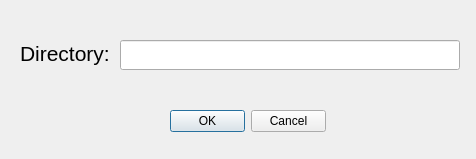
Above: __QtFiles__/directoryDialog_v001.ui from zackthomas1/NukeFileManager before the change. Below: the same form after it.
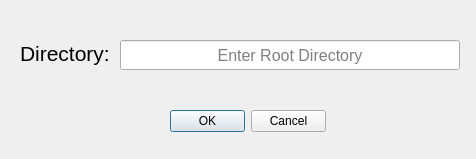
That is the form after the change.

Commit message: setting up directory dialog window

Diff of the .ui file:
```diff
--- a/__QtFiles__/directoryDialog_v001.ui
+++ b/__QtFiles__/directoryDialog_v001.ui
@@ -22,6 +22,17 @@
      <height>30</height>
     </rect>
    </property>
+   <property name="font">
+    <font>
+     <pointsize>12</pointsize>
+    </font>
+   </property>
+   <property name="alignment">
+    <set>Qt::AlignCenter</set>
+   </property>
+   <property name="placeholderText">
+    <string>Enter Root Directory</string>
+   </property>
   </widget>
   <widget class="QLabel" name="directory_label">
    <property name="geometry">
```
Left out of the diff: 7 changed lines with no effect on the pictures. The commit also changes 10 other files.
